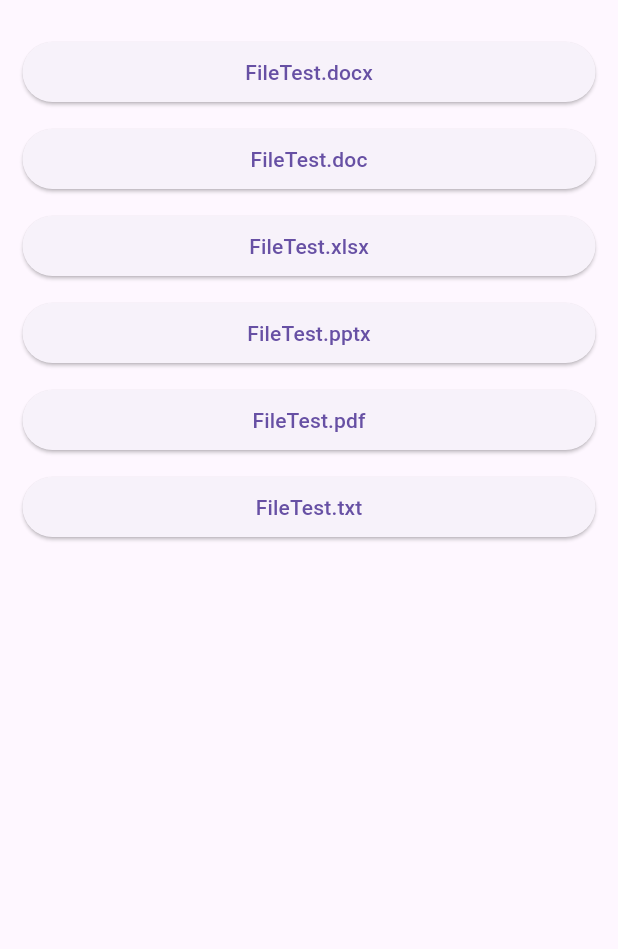
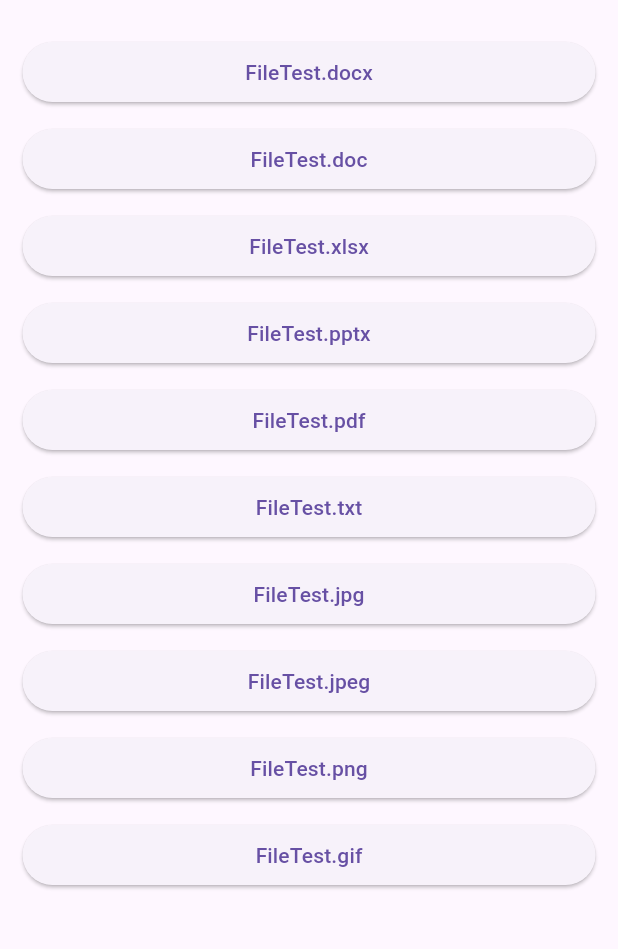
Before and after one commit to harshrastogi-1/in_app_file_view_flutter, a Flutter app: the screen it shows after launch, on a phone screen of 412 x 824 dp, the part 63-1012 px from its top. Run offline on Flutter 3.47's test engine with Material 3 defaults, Android fonts, the phone set to English and light mode, and no system bars; our stand-ins replace dio.

Commit message:
png/jpb/jpeg/heic/gif support added

```diff
--- a/example/lib/main.dart
+++ b/example/lib/main.dart
@@ -54,6 +54,10 @@ class _HomePageState extends State<HomePage> {
     'FileTest.pptx',
     'FileTest.pdf',
     'FileTest.txt',
+    'FileTest.jpg',
+    'FileTest.jpeg',
+    'FileTest.png',
+    'FileTest.gif',
   ];
 
   @override
--- a/example/lib/page_file_view.dart
+++ b/example/lib/page_file_view.dart
@@ -16,7 +16,9 @@ class _FileViewPageState extends State<FileViewPage> {
   @override
   Widget build(BuildContext context) {
     return Scaffold(
+      appBar: AppBar(),
       body: Column(
+        mainAxisAlignment: MainAxisAlignment.center,
         children: <Widget>[
           Expanded(
             child: FileView(
--- a/lib/src/file_view_tools.dart
+++ b/lib/src/file_view_tools.dart
@@ -55,7 +55,8 @@ class FileViewTools {
 
   /// Verifies if a file is supported based on its type.
   static bool isSupportByType(String fileType) {
-    final RegExp regExp = RegExp(r'(doc(?:|x)|xls(?:|x)|ppt(?:|x)|pdf|txt)$');
+    final RegExp regExp = RegExp(
+        r'(doc(?:|x)|xls(?:|x)|ppt(?:|x)|pdf|txt|png|heic|jpeg|jpg|gif)$');
     return regExp.hasMatch(fileType.toLowerCase());
   }
 
```
Also changed, not shown: example/assets/files/FileTest.gif (added), example/assets/files/FileTest.jpeg (added), example/assets/files/FileTest.jpg (added), example/assets/files/FileTest.png (added), 1 other file.
